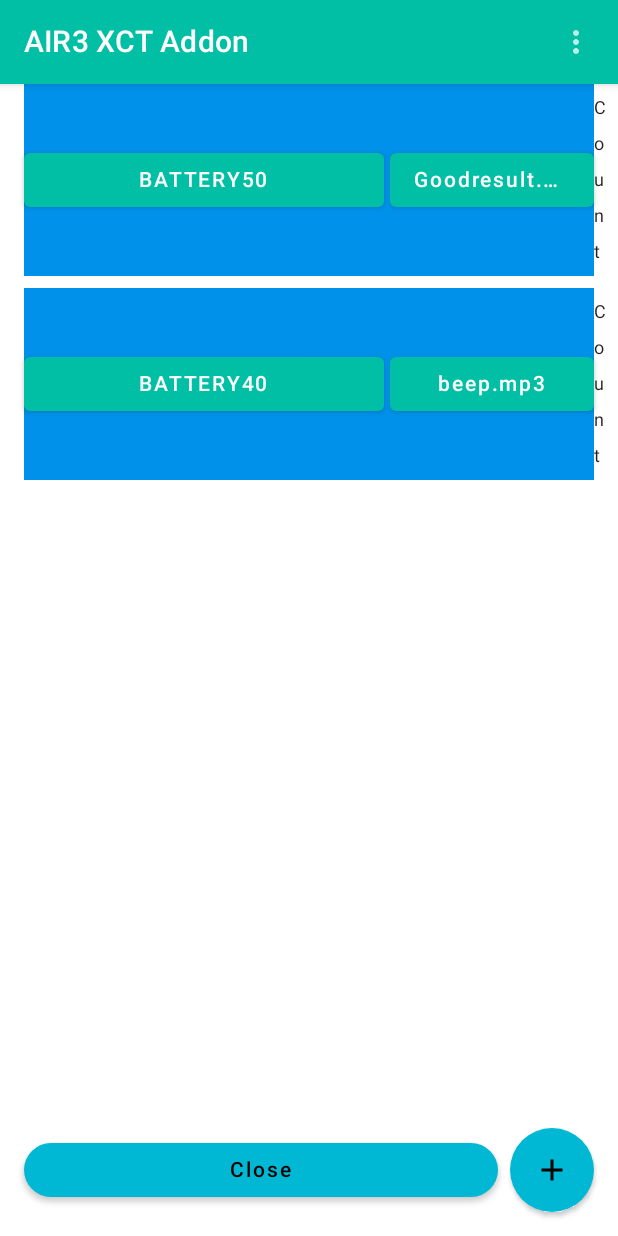
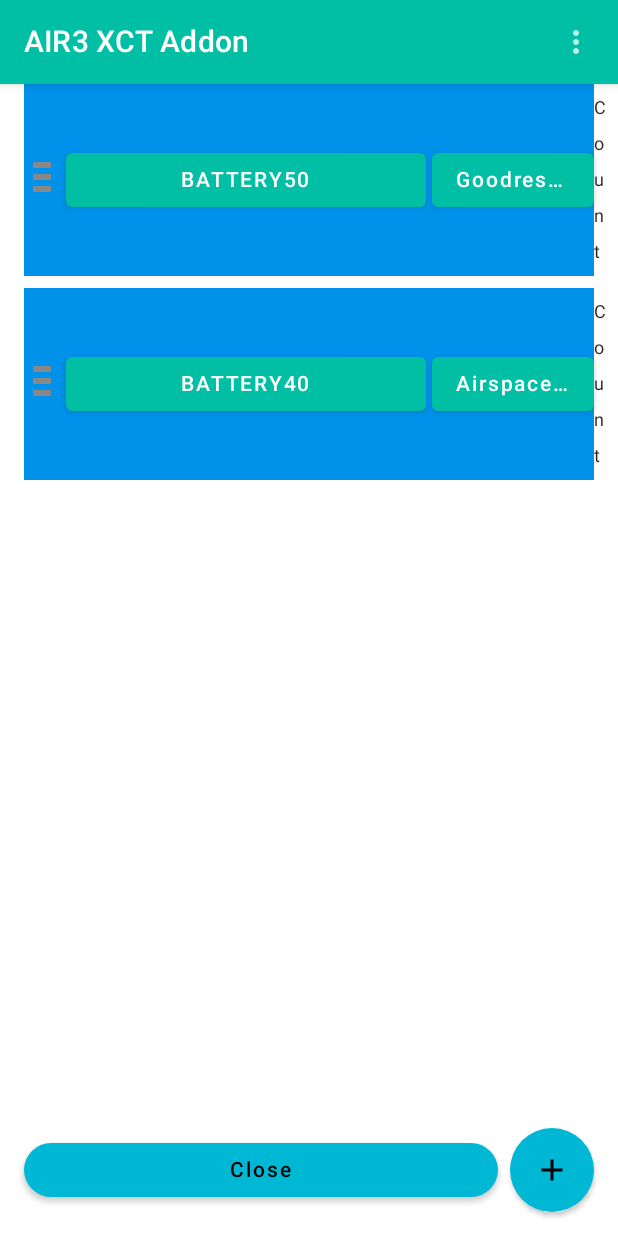
Before and after one commit to Berfon99/air3xctaddon, an Android app built with Jetpack Compose: the screen it shows after launch (MainActivity), after a tap on "Add Configuration", on a phone screen of 412 x 824 dp. Run offline under Robolectric (Android 15) with nearby library versions, the phone set to English and light mode, and no system bars; our stand-ins replace Room's generated code.

Commit message:
Avec drag and drop pour lignes

```diff
--- a/app/src/main/java/com/xc/air3xctaddon/ui/ConfigRow.kt
+++ b/app/src/main/java/com/xc/air3xctaddon/ui/ConfigRow.kt
@@ -6,6 +6,7 @@ import android.media.MediaPlayer
 import android.util.Log
 import androidx.compose.foundation.background
 import androidx.compose.foundation.focusable
+import androidx.compose.foundation.gestures.detectDragGestures
 import androidx.compose.foundation.layout.*
 import androidx.compose.foundation.rememberScrollState
 import androidx.compose.foundation.verticalScroll
@@ -18,6 +19,7 @@ import androidx.compose.runtime.*
 import androidx.compose.ui.Alignment
 import androidx.compose.ui.Modifier
 import androidx.compose.ui.graphics.Color
+import androidx.compose.ui.input.pointer.pointerInput
 import androidx.compose.ui.platform.LocalContext
 import androidx.compose.ui.text.font.FontWeight
 import androidx.compose.ui.text.style.TextOverflow
@@ -28,6 +30,7 @@ import com.xc.air3xctaddon.EventConfig
 import com.xc.air3xctaddon.MainViewModel.EventItem
 import com.xc.air3xctaddon.VolumeType
 import com.xc.air3xctaddon.model.SoundFilesState
+import com.xc.air3xctaddon.ui.components.DragHandle
 import com.xc.air3xctaddon.ui.components.DropdownMenuSpinner
 import com.xc.air3xctaddon.ui.theme.RowBackground
 import com.xc.air3xctaddon.ui.theme.SoundFieldBackground
@@ -40,7 +43,11 @@ fun ConfigRow(
     onUpdate: (EventConfig) -> Unit,
     onDelete: () -> Unit,
     onDrag: (Int, Int) -> Unit,
-    index: Int
+    index: Int,
+    isDragging: Boolean,
+    onDragStart: () -> Unit,
+    onDragEnd: () -> Unit,
+    dragOffset: Float
 ) {
     var event by remember { mutableStateOf(config.event) }
     var soundFile by remember(config.soundFile) { mutableStateOf(config.soundFile) }
@@ -152,11 +159,39 @@ fun ConfigRow(
         }
     }
 
+    Box(
+        modifier = Modifier
+            .fillMaxWidth()
+            .offset(y = if (isDragging) dragOffset.dp else 0.dp)
+            .background(if (isDragging) RowBackground.copy(alpha = 0.8f) else RowBackground)
+    ) {
         Row(
             modifier = Modifier
                 .fillMaxWidth()
-            .background(RowBackground)
                 .padding(vertical = 4.dp),
+            verticalAlignment = Alignment.CenterVertically
+        ) {
+            // Drag Handle
+            DragHandle(
+                modifier = Modifier
+                    .pointerInput(Unit) {
+                        detectDragGestures(
+                            onDragStart = { onDragStart() },
+                            onDragEnd = { onDragEnd() },
+                            onDrag = { change, dragAmount ->
+                                change.consume()
+                                // Notify MainScreen of drag offset
+                                onDrag(index, dragAmount.y.toInt())
+                            }
+                        )
+                    }
+            )
+
+            // Main Row Content
+            Row(
+                modifier = Modifier
+                    .fillMaxWidth()
+                    .padding(start = 4.dp),
                 verticalAlignment = Alignment.CenterVertically
             ) {
                 // Event dropdown with categories
@@ -391,3 +426,5 @@ fun ConfigRow(
                 }
             }
         }
+    }
+}
--- a/app/src/main/java/com/xc/air3xctaddon/ui/MainScreen.kt
+++ b/app/src/main/java/com/xc/air3xctaddon/ui/MainScreen.kt
@@ -30,6 +30,12 @@ fun MainScreen(viewModel: MainViewModel = viewModel(factory = MainViewModelFacto
     val context = LocalContext.current
     var showMenu by remember { mutableStateOf(false) }
     val availableEvents by remember { derivedStateOf { viewModel.getAvailableEvents() } }
+
+    // Drag state
+    var draggedIndex by remember { mutableStateOf<Int?>(null) }
+    var dragOffset by remember { mutableStateOf(0f) }
+    val rowHeight = 48.dp // Approximate height of a ConfigRow
+    val rowHeightPx = with(LocalDensity.current) { rowHeight.toPx() }
 
     Log.d("MainScreen", "Configs: $configs, AvailableEvents: $availableEvents")
 
@@ -75,7 +81,7 @@ fun MainScreen(viewModel: MainViewModel = viewModel(factory = MainViewModelFacto
             LazyColumn(
                 modifier = Modifier
                     .fillMaxWidth()
-                    .weight(1f) // Take available space
+                    .weight(1f)
                     .heightIn(max = 1000.dp),
                 verticalArrangement = Arrangement.spacedBy(8.dp)
             ) {
@@ -85,8 +91,25 @@ fun MainScreen(viewModel: MainViewModel = viewModel(factory = MainViewModelFacto
                         availableEvents = availableEvents,
                         onUpdate = { updatedConfig -> viewModel.updateConfig(updatedConfig) },
                         onDelete = { viewModel.deleteConfig(config) },
-                        onDrag = { from, to -> viewModel.reorderConfigs(from, to) },
-                        index = index
+                        onDrag = { _, dragAmount ->
+                            dragOffset += dragAmount
+                            // Check if the dragged row should swap with another
+                            val offsetRows = (dragOffset / rowHeightPx).toInt()
+                            val targetIndex = (index + offsetRows).coerceIn(0, configs.size - 1)
+                            if (targetIndex != index && draggedIndex == index) {
+                                viewModel.reorderConfigs(index, targetIndex)
+                                draggedIndex = targetIndex
+                                dragOffset = 0f // Reset offset after swap
+                            }
+                        },
+                        index = index,
+                        isDragging = draggedIndex == index,
+                        onDragStart = { draggedIndex = index },
+                        onDragEnd = {
+                            draggedIndex = null
+                            dragOffset = 0f
+                        },
+                        dragOffset = dragOffset
                     )
                 }
             }
@@ -109,7 +132,7 @@ fun MainScreen(viewModel: MainViewModel = viewModel(factory = MainViewModelFacto
                         Log.d("MainScreen", "Close app clicked")
                     },
                     modifier = Modifier
-                        .weight(0.25f) // 1/4th of screen width
+                        .weight(0.25f)
                         .padding(end = 8.dp),
                     shape = CircleShape,
                     colors = ButtonDefaults.buttonColors(
@@ -124,7 +147,7 @@ fun MainScreen(viewModel: MainViewModel = viewModel(factory = MainViewModelFacto
                     Button(
                         onClick = {
                             val selectedEvent = availableEvents.firstOrNull { it is MainViewModel.EventItem.Event } as? MainViewModel.EventItem.Event
-                            val defaultSoundFile = "beep.mp3" // Ensure this file exists
+                            val defaultSoundFile = "Airspace.wav"
                             if (selectedEvent != null) {
                                 Log.d("MainScreen", "Add button clicked, adding config: event=${selectedEvent.name}, soundFile=$defaultSoundFile")
                                 viewModel.addConfig(
--- /dev/null
+++ b/app/src/main/java/com/xc/air3xctaddon/ui/components/DragHandle.kt
@@ -0,0 +1,43 @@
+package com.xc.air3xctaddon.ui.components
+
+import androidx.compose.foundation.Canvas
+import androidx.compose.foundation.layout.size
+import androidx.compose.runtime.Composable
+import androidx.compose.ui.Modifier
+import androidx.compose.ui.geometry.Offset
+import androidx.compose.ui.graphics.Color
+import androidx.compose.ui.unit.dp
+
+@Composable
+fun DragHandle(
+    modifier: Modifier = Modifier
+) {
+    Canvas(
+        modifier = modifier.size(width = 24.dp, height = 32.dp)
+    ) {
+        val lineHeight = 4.dp.toPx()
+        val lineWidth = 12.dp.toPx()
+        val spacing = 4.dp.toPx()
+        val yStart = (size.height - (3 * lineHeight + 2 * spacing)) / 2
+
+        // Draw three horizontal lines
+        drawLine(
+            color = Color.Gray,
+            start = Offset((size.width - lineWidth) / 2, yStart),
+            end = Offset((size.width + lineWidth) / 2, yStart),
+            strokeWidth = lineHeight
+        )
+        drawLine(
+            color = Color.Gray,
+            start = Offset((size.width - lineWidth) / 2, yStart + lineHeight + spacing),
+            end = Offset((size.width + lineWidth) / 2, yStart + lineHeight + spacing),
+            strokeWidth = lineHeight
+        )
+        drawLine(
+            color = Color.Gray,
+            start = Offset((size.width - lineWidth) / 2, yStart + 2 * (lineHeight + spacing)),
+            end = Offset((size.width + lineWidth) / 2, yStart + 2 * (lineHeight + spacing)),
+            strokeWidth = lineHeight
+        )
+    }
+}
```
Lines whose indentation alone changed are shown as unchanged.
